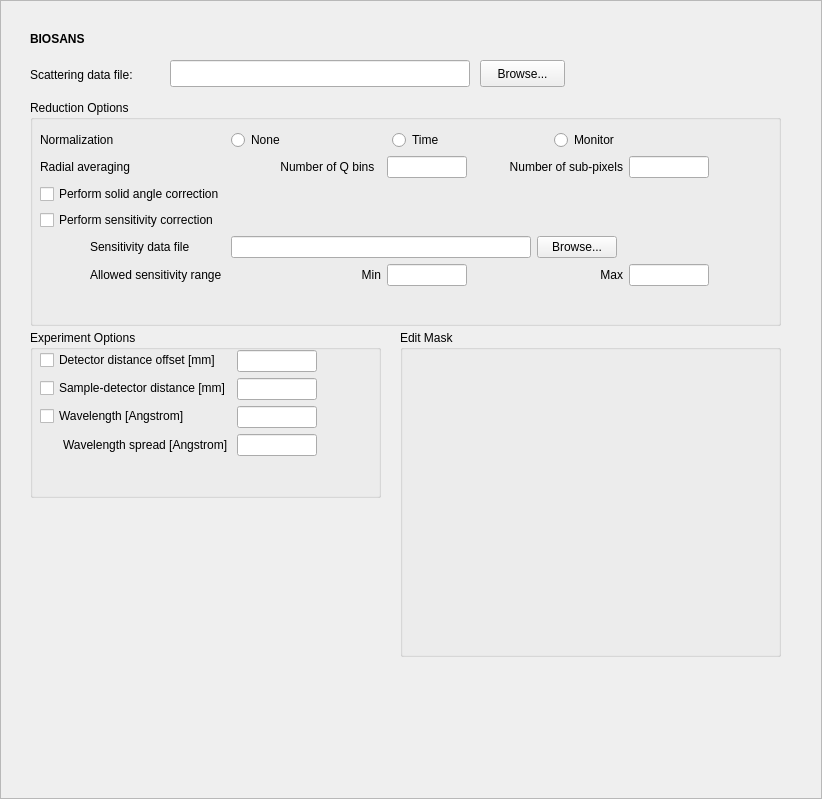
This is Code/Mantid/Scripts/Interface/ui/hfir_data_summary.ui in mantidproject/mantid as Qt 5 draws it before an edit. The edited form follows.
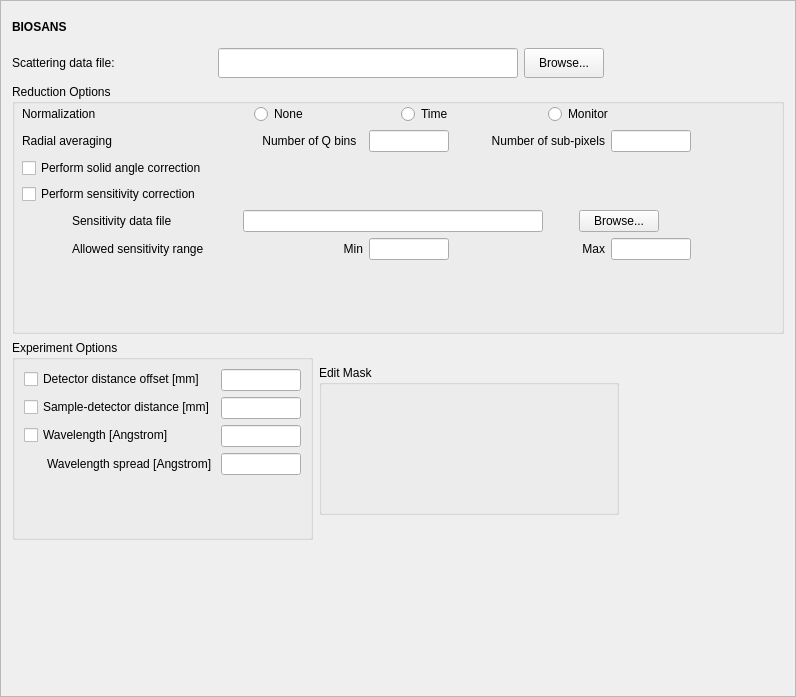
This is the edited form.

Commit message: UI can now resize. All panels are not fixed. Only checked on linux. Re #1732

```diff
--- a/Code/Mantid/Scripts/Interface/ui/hfir_data_summary.ui
+++ b/Code/Mantid/Scripts/Interface/ui/hfir_data_summary.ui
@@ -6,8 +6,8 @@
    <rect>
     <x>0</x>
     <y>0</y>
-    <width>822</width>
-    <height>799</height>
+    <width>796</width>
+    <height>697</height>
    </rect>
   </property>
   <property name="sizePolicy">
@@ -25,14 +25,146 @@
   <property name="frameShadow">
    <enum>QFrame::Raised</enum>
   </property>
+  <layout class="QVBoxLayout" name="verticalLayout">
+   <item>
+    <layout class="QGridLayout" name="gridLayout">
+     <item row="0" column="0">
+      <widget class="QLabel" name="instr_name_label">
+       <property name="minimumSize">
+        <size>
+         <width>100</width>
+         <height>30</height>
+        </size>
+       </property>
+       <property name="maximumSize">
+        <size>
+         <width>100</width>
+         <height>30</height>
+        </size>
+       </property>
+       <property name="font">
+        <font>
+         <weight>75</weight>
+         <bold>true</bold>
+        </font>
+       </property>
+       <property name="text">
+        <string>BIOSANS</string>
+       </property>
+      </widget>
+     </item>
+     <item row="1" column="0">
+      <widget class="QLabel" name="label_9">
+       <property name="minimumSize">
+        <size>
+         <width>200</width>
+         <height>30</height>
+        </size>
+       </property>
+       <property name="maximumSize">
+        <size>
+         <width>0</width>
+         <height>30</height>
+        </size>
+       </property>
+       <property name="text">
+        <string>Scattering data file:</string>
+       </property>
+       <property name="alignment">
+        <set>Qt::AlignLeading|Qt::AlignLeft|Qt::AlignVCenter</set>
+       </property>
+       <property name="wordWrap">
+        <bool>false</bool>
+       </property>
+       <property name="indent">
+        <number>0</number>
+       </property>
+      </widget>
+     </item>
+     <item row="1" column="1">
+      <widget class="QLineEdit" name="data_file_edit">
+       <property name="sizePolicy">
+        <sizepolicy hsizetype="Fixed" vsizetype="Fixed">
+         <horstretch>0</horstretch>
+         <verstretch>0</verstretch>
+        </sizepolicy>
+       </property>
+       <property name="minimumSize">
+        <size>
+         <width>300</width>
+         <height>30</height>
+        </size>
+       </property>
+       <property name="maximumSize">
+        <size>
+         <width>16777215</width>
+         <height>30</height>
+        </size>
+       </property>
+       <property name="baseSize">
+        <size>
+         <width>0</width>
+         <height>0</height>
+        </size>
+       </property>
+       <property name="toolTip">
+        <string>Enter a valid file path to the SANS data file you want to reduce.</string>
+       </property>
+      </widget>
+     </item>
+     <item row="1" column="2">
+      <widget class="QPushButton" name="data_file_browse_button">
+       <property name="sizePolicy">
+        <sizepolicy hsizetype="Fixed" vsizetype="Fixed">
+         <horstretch>0</horstretch>
+         <verstretch>0</verstretch>
+        </sizepolicy>
+       </property>
+       <property name="minimumSize">
+        <size>
+         <width>0</width>
+         <height>30</height>
+        </size>
+       </property>
+       <property name="maximumSize">
+        <size>
+         <width>16777215</width>
+         <height>30</height>
+        </size>
+       </property>
+       <property name="text">
+        <string>Browse...</string>
+       </property>
+      </widget>
+     </item>
+     <item row="1" column="3">
+      <spacer name="horizontalSpacer">
+       <property name="orientation">
+        <enum>Qt::Horizontal</enum>
+       </property>
+       <property name="sizeHint" stdset="0">
+        <size>
+         <width>40</width>
+         <height>20</height>
+        </size>
+       </property>
+      </spacer>
+     </item>
+    </layout>
+   </item>
+   <item>
   <widget class="QGroupBox" name="reduction_options_groupbox">
-   <property name="geometry">
-    <rect>
-     <x>30</x>
-     <y>100</y>
-     <width>751</width>
-     <height>226</height>
-    </rect>
+     <property name="minimumSize">
+      <size>
+       <width>0</width>
+       <height>250</height>
+      </size>
+     </property>
+     <property name="maximumSize">
+      <size>
+       <width>16777215</width>
+       <height>250</height>
+      </size>
    </property>
    <property name="title">
     <string>Reduction Options</string>
@@ -41,21 +173,15 @@
     <property name="geometry">
      <rect>
       <x>10</x>
-      <y>30</y>
-      <width>713</width>
-      <height>210</height>
-     </rect>
-    </property>
-    <layout class="QFormLayout" name="formLayout_2">
+        <y>20</y>
+        <width>725</width>
+        <height>187</height>
+       </rect>
+      </property>
+      <layout class="QGridLayout" name="gridLayout_2">
      <property name="sizeConstraint">
       <enum>QLayout::SetFixedSize</enum>
      </property>
-     <property name="fieldGrowthPolicy">
-      <enum>QFormLayout::AllNonFixedFieldsGrow</enum>
-     </property>
-     <property name="formAlignment">
-      <set>Qt::AlignRight|Qt::AlignTop|Qt::AlignTrailing</set>
-     </property>
      <item row="0" column="0">
       <widget class="QLabel" name="label_4">
        <property name="text">
@@ -67,6 +193,24 @@
       <layout class="QHBoxLayout" name="horizontalLayout">
        <item>
         <widget class="QRadioButton" name="normalization_none_radio">
+           <property name="sizePolicy">
+            <sizepolicy hsizetype="Fixed" vsizetype="Fixed">
+             <horstretch>0</horstretch>
+             <verstretch>0</verstretch>
+            </sizepolicy>
+           </property>
+           <property name="minimumSize">
+            <size>
+             <width>100</width>
+             <height>0</height>
+            </size>
+           </property>
+           <property name="maximumSize">
+            <size>
+             <width>100</width>
+             <height>16777215</height>
+            </size>
+           </property>
          <property name="toolTip">
           <string>Select to skip data normalization.</string>
          </property>
@@ -77,6 +221,24 @@
        </item>
        <item>
         <widget class="QRadioButton" name="normalization_time_radio">
+           <property name="sizePolicy">
+            <sizepolicy hsizetype="Fixed" vsizetype="Fixed">
+             <horstretch>0</horstretch>
+             <verstretch>0</verstretch>
+            </sizepolicy>
+           </property>
+           <property name="minimumSize">
+            <size>
+             <width>100</width>
+             <height>0</height>
+            </size>
+           </property>
+           <property name="maximumSize">
+            <size>
+             <width>100</width>
+             <height>16777215</height>
+            </size>
+           </property>
          <property name="toolTip">
           <string>Select to normalize the data to the data collection time.</string>
          </property>
@@ -87,6 +249,24 @@
        </item>
        <item>
         <widget class="QRadioButton" name="normalization_monitor_radio">
+           <property name="sizePolicy">
+            <sizepolicy hsizetype="Fixed" vsizetype="Fixed">
+             <horstretch>0</horstretch>
+             <verstretch>0</verstretch>
+            </sizepolicy>
+           </property>
+           <property name="minimumSize">
+            <size>
+             <width>100</width>
+             <height>0</height>
+            </size>
+           </property>
+           <property name="maximumSize">
+            <size>
+             <width>100</width>
+             <height>16777215</height>
+            </size>
+           </property>
          <property name="toolTip">
           <string>Select to normalize the data to the beam monitor count.</string>
          </property>
@@ -100,6 +280,113 @@
        </item>
       </layout>
      </item>
+       <item row="1" column="0">
+        <widget class="QLabel" name="label_2">
+         <property name="text">
+          <string>Radial averaging</string>
+         </property>
+        </widget>
+       </item>
+       <item row="1" column="1">
+        <layout class="QHBoxLayout" name="horizontalLayout_2">
+         <item>
+          <widget class="QLabel" name="label">
+           <property name="sizePolicy">
+            <sizepolicy hsizetype="Fixed" vsizetype="Preferred">
+             <horstretch>0</horstretch>
+             <verstretch>0</verstretch>
+            </sizepolicy>
+           </property>
+           <property name="minimumSize">
+            <size>
+             <width>150</width>
+             <height>0</height>
+            </size>
+           </property>
+           <property name="maximumSize">
+            <size>
+             <width>150</width>
+             <height>16777215</height>
+            </size>
+           </property>
+           <property name="text">
+            <string>Number of Q bins  </string>
+           </property>
+           <property name="alignment">
+            <set>Qt::AlignRight|Qt::AlignTrailing|Qt::AlignVCenter</set>
+           </property>
+          </widget>
+         </item>
+         <item>
+          <widget class="QLineEdit" name="n_q_bins_edit">
+           <property name="minimumSize">
+            <size>
+             <width>80</width>
+             <height>0</height>
+            </size>
+           </property>
+           <property name="maximumSize">
+            <size>
+             <width>80</width>
+             <height>16777215</height>
+            </size>
+           </property>
+           <property name="toolTip">
+            <string>Enter the number of Q bins for the output I(Q) distribution.</string>
+           </property>
+          </widget>
+         </item>
+         <item>
+          <widget class="QLabel" name="label_3">
+           <property name="sizePolicy">
+            <sizepolicy hsizetype="Fixed" vsizetype="Preferred">
+             <horstretch>0</horstretch>
+             <verstretch>0</verstretch>
+            </sizepolicy>
+           </property>
+           <property name="minimumSize">
+            <size>
+             <width>150</width>
+             <height>0</height>
+            </size>
+           </property>
+           <property name="maximumSize">
+            <size>
+             <width>150</width>
+             <height>16777215</height>
+            </size>
+           </property>
+           <property name="text">
+            <string>Number of sub-pixels</string>
+           </property>
+           <property name="alignment">
+            <set>Qt::AlignRight|Qt::AlignTrailing|Qt::AlignVCenter</set>
+           </property>
+          </widget>
+         </item>
+         <item>
+          <widget class="QLineEdit" name="n_sub_pix_edit">
+           <property name="minimumSize">
+            <size>
+             <width>80</width>
+             <height>0</height>
+            </size>
+           </property>
+           <property name="maximumSize">
+            <size>
+             <width>80</width>
+             <height>16777215</height>
+            </size>
+           </property>
+           <property name="toolTip">
+            <string>Enter the number of sub-pixels in each direction of a detector pixel to use for the
+radial averaging. For instance, entering 3 will sub-divide each detector pixel by 3
+in each direction and will create 9 sub-pixels.</string>
+           </property>
+          </widget>
+         </item>
+        </layout>
+       </item>
      <item row="2" column="0">
       <widget class="QCheckBox" name="solid_angle_chk">
        <property name="toolTip">
@@ -298,138 +585,44 @@
        </item>
       </layout>
      </item>
-     <item row="1" column="0">
-      <widget class="QLabel" name="label_2">
-       <property name="text">
-        <string>Radial averaging</string>
-       </property>
-      </widget>
-     </item>
-     <item row="1" column="1">
-      <layout class="QHBoxLayout" name="horizontalLayout_2">
-       <item>
-        <widget class="QLabel" name="label">
-         <property name="sizePolicy">
-          <sizepolicy hsizetype="Fixed" vsizetype="Preferred">
-           <horstretch>0</horstretch>
-           <verstretch>0</verstretch>
-          </sizepolicy>
-         </property>
-         <property name="minimumSize">
-          <size>
-           <width>150</width>
-           <height>0</height>
-          </size>
-         </property>
-         <property name="maximumSize">
-          <size>
-           <width>150</width>
-           <height>16777215</height>
-          </size>
-         </property>
-         <property name="text">
-          <string>Number of Q bins  </string>
-         </property>
-         <property name="alignment">
-          <set>Qt::AlignRight|Qt::AlignTrailing|Qt::AlignVCenter</set>
-         </property>
+      </layout>
+     </widget>
         </widget>
        </item>
        <item>
-        <widget class="QLineEdit" name="n_q_bins_edit">
-         <property name="minimumSize">
-          <size>
-           <width>80</width>
-           <height>0</height>
-          </size>
-         </property>
-         <property name="maximumSize">
-          <size>
-           <width>80</width>
-           <height>16777215</height>
-          </size>
-         </property>
-         <property name="toolTip">
-          <string>Enter the number of Q bins for the output I(Q) distribution.</string>
-         </property>
-        </widget>
-       </item>
+    <layout class="QHBoxLayout" name="horizontalLayout_3">
        <item>
-        <widget class="QLabel" name="label_3">
-         <property name="sizePolicy">
-          <sizepolicy hsizetype="Fixed" vsizetype="Preferred">
-           <horstretch>0</horstretch>
-           <verstretch>0</verstretch>
-          </sizepolicy>
-         </property>
-         <property name="minimumSize">
-          <size>
-           <width>150</width>
-           <height>0</height>
-          </size>
-         </property>
-         <property name="maximumSize">
-          <size>
-           <width>150</width>
-           <height>16777215</height>
-          </size>
-         </property>
-         <property name="text">
-          <string>Number of sub-pixels</string>
-         </property>
-         <property name="alignment">
-          <set>Qt::AlignRight|Qt::AlignTrailing|Qt::AlignVCenter</set>
-         </property>
-        </widget>
-       </item>
-       <item>
-        <widget class="QLineEdit" name="n_sub_pix_edit">
-         <property name="minimumSize">
-          <size>
-           <width>80</width>
-           <height>0</height>
-          </size>
-         </property>
-         <property name="maximumSize">
-          <size>
-           <width>80</width>
-           <height>16777215</height>
-          </size>
-         </property>
-         <property name="toolTip">
-          <string>Enter the number of sub-pixels in each direction of a detector pixel to use for the
-radial averaging. For instance, entering 3 will sub-divide each detector pixel by 3
-in each direction and will create 9 sub-pixels.</string>
-         </property>
-        </widget>
-       </item>
-      </layout>
-     </item>
-    </layout>
-   </widget>
-  </widget>
   <widget class="QGroupBox" name="geometry_options_groupbox">
-   <property name="geometry">
-    <rect>
-     <x>30</x>
-     <y>330</y>
-     <width>351</width>
-     <height>168</height>
-    </rect>
+       <property name="sizePolicy">
+        <sizepolicy hsizetype="Fixed" vsizetype="Expanding">
+         <horstretch>0</horstretch>
+         <verstretch>0</verstretch>
+        </sizepolicy>
+       </property>
+       <property name="minimumSize">
+        <size>
+         <width>0</width>
+         <height>200</height>
+        </size>
+       </property>
+       <property name="maximumSize">
+        <size>
+         <width>16777215</width>
+         <height>16777215</height>
+        </size>
    </property>
    <property name="title">
     <string>Experiment Options</string>
    </property>
-   <widget class="QWidget" name="formLayoutWidget_3">
-    <property name="geometry">
-     <rect>
-      <x>10</x>
-      <y>20</y>
-      <width>341</width>
-      <height>138</height>
-     </rect>
-    </property>
+       <property name="alignment">
+        <set>Qt::AlignLeading|Qt::AlignLeft|Qt::AlignTop</set>
+       </property>
+       <layout class="QVBoxLayout" name="verticalLayout_2">
+        <item>
     <layout class="QFormLayout" name="formLayout_3">
+          <property name="sizeConstraint">
+           <enum>QLayout::SetFixedSize</enum>
+          </property>
      <property name="fieldGrowthPolicy">
       <enum>QFormLayout::AllNonFixedFieldsGrow</enum>
      </property>
@@ -559,127 +752,85 @@
       </widget>
      </item>
     </layout>
-   </widget>
-  </widget>
-  <widget class="QLabel" name="instr_name_label">
-   <property name="geometry">
-    <rect>
-     <x>30</x>
-     <y>30</y>
-     <width>550</width>
-     <height>17</height>
-    </rect>
-   </property>
-   <property name="font">
-    <font>
-     <weight>75</weight>
-     <bold>true</bold>
-    </font>
-   </property>
-   <property name="text">
-    <string>BIOSANS</string>
-   </property>
-  </widget>
-  <widget class="QLabel" name="label_9">
-   <property name="geometry">
-    <rect>
-     <x>30</x>
-     <y>60</y>
-     <width>131</width>
-     <height>29</height>
-    </rect>
-   </property>
-   <property name="text">
-    <string>Scattering data file:</string>
-   </property>
-   <property name="alignment">
-    <set>Qt::AlignLeading|Qt::AlignLeft|Qt::AlignVCenter</set>
-   </property>
-   <property name="wordWrap">
-    <bool>false</bool>
-   </property>
-   <property name="indent">
-    <number>0</number>
-   </property>
-  </widget>
-  <widget class="QLineEdit" name="data_file_edit">
-   <property name="geometry">
-    <rect>
-     <x>170</x>
-     <y>60</y>
-     <width>300</width>
-     <height>27</height>
-    </rect>
-   </property>
-   <property name="sizePolicy">
-    <sizepolicy hsizetype="Fixed" vsizetype="Fixed">
-     <horstretch>0</horstretch>
-     <verstretch>0</verstretch>
-    </sizepolicy>
-   </property>
-   <property name="minimumSize">
+        </item>
+        <item>
+         <spacer name="verticalSpacer_2">
+          <property name="orientation">
+           <enum>Qt::Vertical</enum>
+          </property>
+          <property name="sizeHint" stdset="0">
     <size>
-     <width>300</width>
-     <height>0</height>
-    </size>
-   </property>
-   <property name="baseSize">
-    <size>
-     <width>0</width>
-     <height>0</height>
-    </size>
-   </property>
-   <property name="toolTip">
-    <string>Enter a valid file path to the SANS data file you want to reduce.</string>
-   </property>
-  </widget>
-  <widget class="QPushButton" name="data_file_browse_button">
-   <property name="geometry">
-    <rect>
-     <x>480</x>
-     <y>60</y>
-     <width>85</width>
-     <height>27</height>
-    </rect>
-   </property>
-   <property name="sizePolicy">
-    <sizepolicy hsizetype="Fixed" vsizetype="Fixed">
-     <horstretch>0</horstretch>
-     <verstretch>0</verstretch>
-    </sizepolicy>
-   </property>
-   <property name="text">
-    <string>Browse...</string>
-   </property>
-  </widget>
+            <width>20</width>
+            <height>40</height>
+           </size>
+          </property>
+         </spacer>
+        </item>
+       </layout>
+      </widget>
+     </item>
+     <item>
   <widget class="QGroupBox" name="groupBox">
-   <property name="geometry">
-    <rect>
-     <x>400</x>
-     <y>330</y>
-     <width>381</width>
-     <height>327</height>
-    </rect>
+       <property name="sizePolicy">
+        <sizepolicy hsizetype="Fixed" vsizetype="Fixed">
+         <horstretch>0</horstretch>
+         <verstretch>0</verstretch>
+        </sizepolicy>
+       </property>
+       <property name="minimumSize">
+        <size>
+         <width>300</width>
+         <height>150</height>
+        </size>
    </property>
    <property name="title">
     <string>Edit Mask</string>
    </property>
-   <widget class="QWidget" name="horizontalLayoutWidget">
-    <property name="geometry">
-     <rect>
-      <x>0</x>
-      <y>10</y>
-      <width>311</width>
-      <height>291</height>
-     </rect>
-    </property>
+       <property name="alignment">
+        <set>Qt::AlignLeading|Qt::AlignLeft|Qt::AlignTop</set>
+       </property>
+       <layout class="QGridLayout" name="gridLayout_4">
+        <item row="0" column="0">
     <layout class="QHBoxLayout" name="placeholder_layout">
      <property name="sizeConstraint">
-      <enum>QLayout::SetFixedSize</enum>
-     </property>
-    </layout>
-   </widget>
-  </widget>
+           <enum>QLayout::SetDefaultConstraint</enum>
+          </property>
+         </layout>
+        </item>
+       </layout>
+       <zorder>horizontalLayoutWidget</zorder>
+       <zorder>geometry_options_groupbox</zorder>
+      </widget>
+     </item>
+     <item>
+      <spacer name="horizontalSpacer_2">
+       <property name="orientation">
+        <enum>Qt::Horizontal</enum>
+       </property>
+       <property name="sizeHint" stdset="0">
+        <size>
+         <width>40</width>
+         <height>20</height>
+        </size>
+       </property>
+      </spacer>
+     </item>
+    </layout>
+   </item>
+   <item>
+    <spacer name="verticalSpacer">
+     <property name="orientation">
+      <enum>Qt::Vertical</enum>
+     </property>
+     <property name="sizeHint" stdset="0">
+      <size>
+       <width>20</width>
+       <height>40</height>
+      </size>
+     </property>
+    </spacer>
+   </item>
+  </layout>
  </widget>
  <resources/>
  <connections/>
```
Lines whose indentation alone changed are shown as unchanged. The commit also changes 7 other files.
